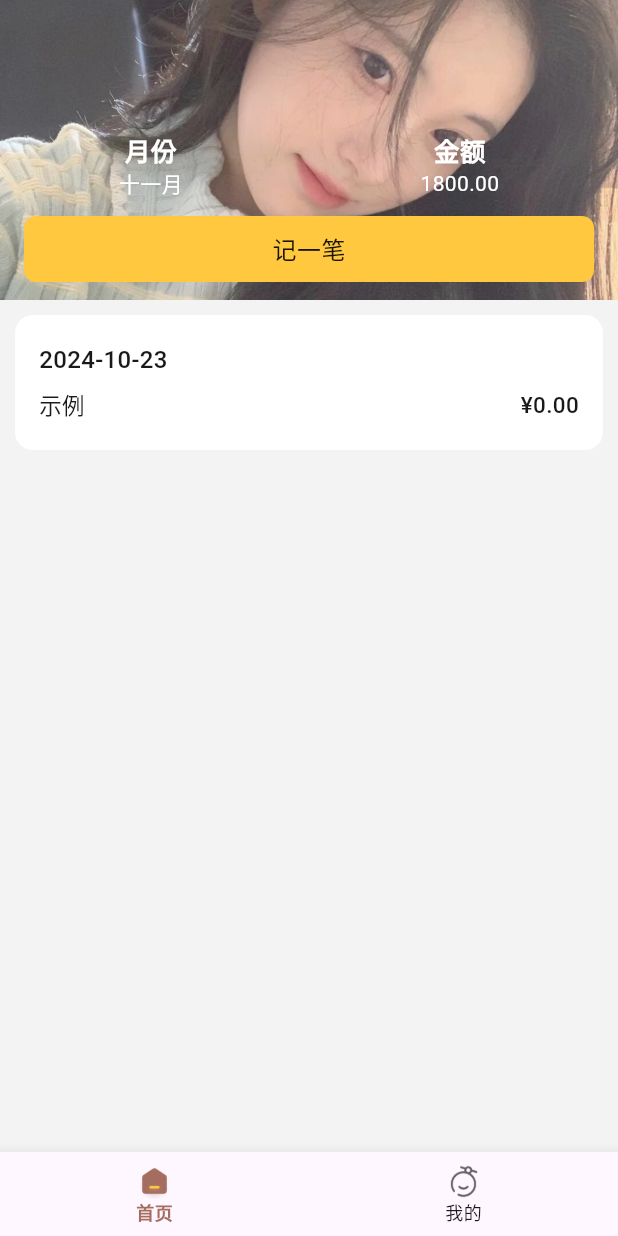
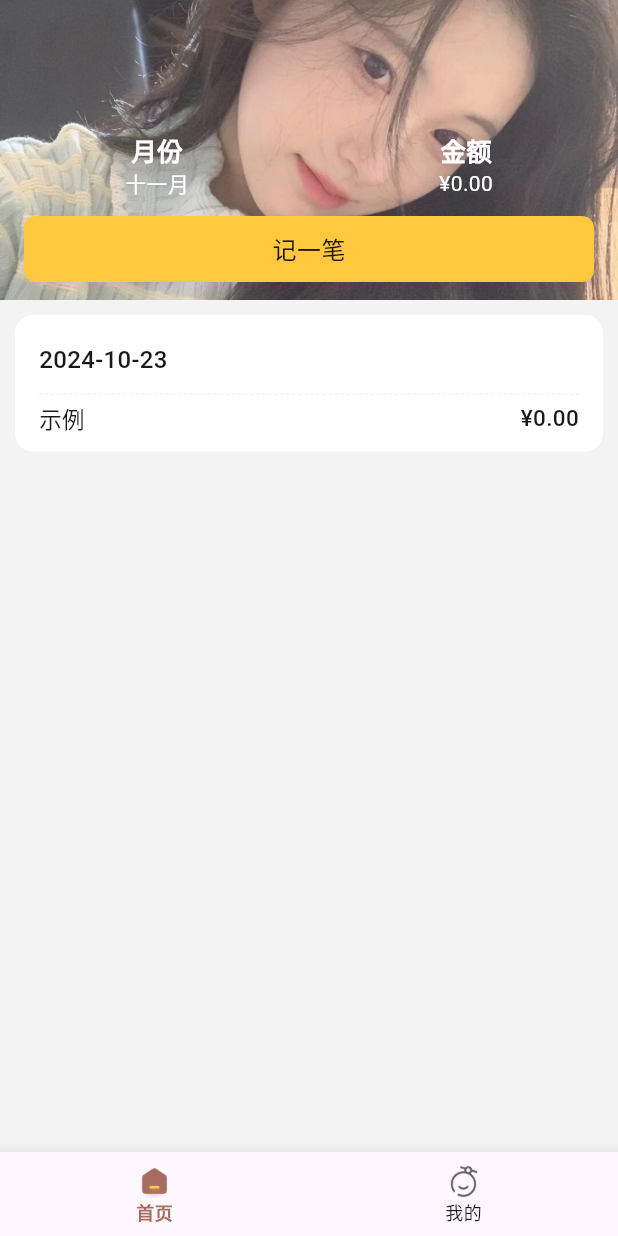
Before and after one commit to jifeif/kqcnotebook, a Flutter app: the screen it shows after launch, on a phone screen of 412 x 824 dp. Run offline on Flutter 3.47's test engine with Material 3 defaults, Android fonts, the phone set to English and light mode, and no system bars; our stand-ins replace cookie_jar, dio, dio_cookie_manager, event_bus, flutter_easyloading, get and 3 more.

Commit message:
更新月份，累计，日期排序，分割线等

```diff
--- /dev/null
+++ b/lib/components/dashedLine.dart
@@ -0,0 +1,57 @@
+import 'package:flutter/material.dart';
+
+
+class Dashedline extends StatelessWidget {
+  final double height;
+  final Color color;
+
+  const Dashedline({this.height = 1, this.color = Colors.black});
+
+  @override
+  Widget build(BuildContext context) {
+    return LayoutBuilder(
+      builder: (BuildContext context, BoxConstraints constraints) {
+        final boxWidth = constraints.constrainWidth();
+        final dashWidth = 2.0;
+        final dashHeight = height;
+        final dashCount = (boxWidth / (2 * dashWidth)).floor();
+        return Flex(
+          children: List.generate(dashCount, (_) {
+            return SizedBox(
+              width: dashWidth,
+              height: dashHeight,
+              child: DecoratedBox(
+                decoration: BoxDecoration(color: color),
+              ),
+            );
+          }),
+          mainAxisAlignment: MainAxisAlignment.spaceBetween,
+          direction: Axis.horizontal,
+        );
+      },
+    );
+  }
+}
+
+// class Dashedline {
+
+//    final double step;
+//   final double span;
+
+//   const Dashedline({this.step = 2, this.span = 2,});
+
+//   double get partLength => step + span;
+
+//   void paint(Canvas canvas, Path path, Paint paint) {
+//     PathMetrics pms = path.computeMetrics();
+//     pms.forEach((PathMetric pm) {
+//       final int count = pm.length ~/ partLength;
+//       for (int i = 0; i < count; i++) {
+//         canvas.drawPath(
+//             pm.extractPath(partLength * i, partLength * i + step), paint);
+//       }
+//       final double tail = pm.length % partLength;
+//       canvas.drawPath(pm.extractPath(pm.length-tail, pm.length), paint);
+//     });
+//   }
+// }
--- a/lib/pages/home/components/home_record_cell.dart
+++ b/lib/pages/home/components/home_record_cell.dart
@@ -1,6 +1,7 @@
 import 'package:flutter/material.dart';
 import 'package:kqcnotebook/common/colors/colors.dart';
 import 'package:kqcnotebook/components/border_text.dart';
+import 'package:kqcnotebook/components/dashedLine.dart';
 import 'package:kqcnotebook/pages/home/home_model.dart';
 
 // ignore: must_be_immutable
@@ -12,7 +13,7 @@ class HomeRecordCell extends StatelessWidget {
   Widget build(BuildContext context) {
     Widget wid = Container(
       width: double.infinity,
-      margin: EdgeInsets.all(10),
+      margin: EdgeInsets.fromLTRB(10, 10, 10, 0),
       padding: EdgeInsets.symmetric(horizontal: 16, vertical: 12),
       decoration: BoxDecoration(
         color: AppColors.whiteColor,
@@ -44,7 +45,6 @@ class HomeRecordCell extends StatelessWidget {
     return wid;
   }
 
-
   List<Widget> acquireList() {
     if (recordList == null) {
       return [SingleRecordWidget()];
@@ -52,8 +52,11 @@ class HomeRecordCell extends StatelessWidget {
 
     int maxCount = recordList!.length;
     int index = 0;
-    return recordList!.map<SingleRecordWidget>((e){
-      SingleRecordWidget wid = SingleRecordWidget(record: e, isLast: index == maxCount - 1,);
+    return recordList!.map<SingleRecordWidget>((e) {
+      SingleRecordWidget wid = SingleRecordWidget(
+        record: e,
+        isLast: index == maxCount - 1,
+      );
       index += 1;
       return wid;
     }).toList();
@@ -109,9 +112,17 @@ class SingleRecordWidget extends StatelessWidget {
         )
       ],
     );
-    return Container(
-      padding: EdgeInsets.fromLTRB(0, 2, 0, isLast ? 2 : 8),
-      child: row,
+    return Column(
+      mainAxisSize: MainAxisSize.min,
+      children: [
+        Padding(
+          padding: EdgeInsets.symmetric(vertical: 5),
+          child: Dashedline(
+            color: AppColors.divideLineColor,
+          ),
+        ),
+        row,
+      ],
     );
   }
 }
--- a/lib/pages/home/components/home_top_widget.dart
+++ b/lib/pages/home/components/home_top_widget.dart
@@ -71,7 +71,7 @@ class HomeTopWidget extends StatelessWidget {
                   ),
                 ),
                 downWidget: Text(
-                  money,
+                  "¥" + money,
                   style: TextStyle(
                     fontSize: 14,
                     color: AppColors.whiteColor,
--- a/lib/pages/home/home_controller.dart
+++ b/lib/pages/home/home_controller.dart
@@ -1,4 +1,6 @@
 import 'package:get/get.dart';
+import 'package:get/get_rx/get_rx.dart';
+import 'package:kqcnotebook/components/border_text.dart';
 import 'package:kqcnotebook/pages/home/home_model.dart';
 import 'package:kqcnotebook/router/app_pages.dart';
 import 'package:kqcnotebook/utils/utils.dart';
@@ -18,14 +20,17 @@ class HomeController extends GetxController {
     super.onInit();
     await acquireListData();
     showMonth.value = acquireCurrentMonth();
-
+    await acquireCurrentMonthCoast(DateTime.now().month);
   }
 
   @override
   void onReady() {}
 
-  entrySingleReocrdPage() {
-    Get.toNamed(AppRoutes.SingleRecord);
+  entrySingleReocrdPage() async {
+    SingleCoastRecord record = await Get.toNamed(AppRoutes.SingleRecord);
+    list.add(record);
+    addOnlyRecord(record);
+    await acquireCurrentMonthCoast(DateTime.now().month);
   }
 
   String acquireCurrentMonth() {
@@ -58,8 +63,29 @@ class HomeController extends GetxController {
     }
   }
 
-  acquireCurrentMonthCoast() {
+  acquireCurrentMonthCoast(int month) {
+    double total = 0;
+    for (SingleCoastRecord record in list) {
+      if (record.date.isSameMonth(month)) {
+        total += double.parse(record.price);
+      }
+    }
+    totalCoast.value = total.toString().toFixedDigit(2);
+  }
 
+  // 添加单条记录
+  addOnlyRecord(SingleCoastRecord record) {
+    List<SingleCoastRecord> recordList = [];
+    if (keyList.contains(record.date)) {
+      recordList = recordMap[record.date]!;
+    } else {
+      keyList.add(record.date);
+      recordMap[record.date] = recordList;
+    }
+    List<String> tempList = keyList.map<String>((e)=>e).toList();
+    tempList.sort((a,b)=>b.compareTo(a));
+    keyList.value = tempList;
+    keyList.refresh();
   }
 
   acquireListData() async {
@@ -75,6 +101,9 @@ class HomeController extends GetxController {
       }
       recordList.add(rec);
     }
+    List<String> tempList = keyList.map<String>((e) => e).toList();
+    tempList.sort((a, b) => b.compareTo(a));
+    keyList.value = tempList;
     keyList.refresh();
   }
 
--- a/lib/pages/home/home_view.dart
+++ b/lib/pages/home/home_view.dart
@@ -22,6 +22,7 @@ class HomePage extends StatelessWidget {
                 HomeTopWidget(
                   recordBack: () => controller.entrySingleReocrdPage(),
                   month: controller.showMonth.value,
+                  money: controller.totalCoast.value,
                 ),
                 Expanded(
                   child: controller.isExistData.value
```
Also changed, not shown: lib/components/border_text.dart (+8 -0 lines).
